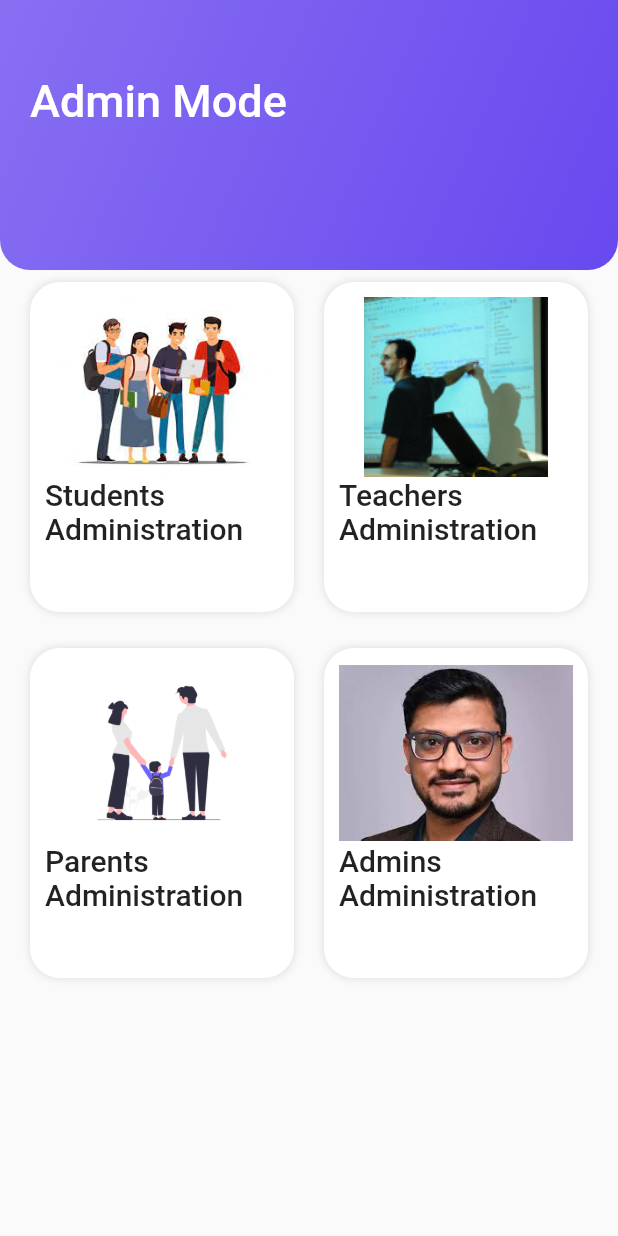
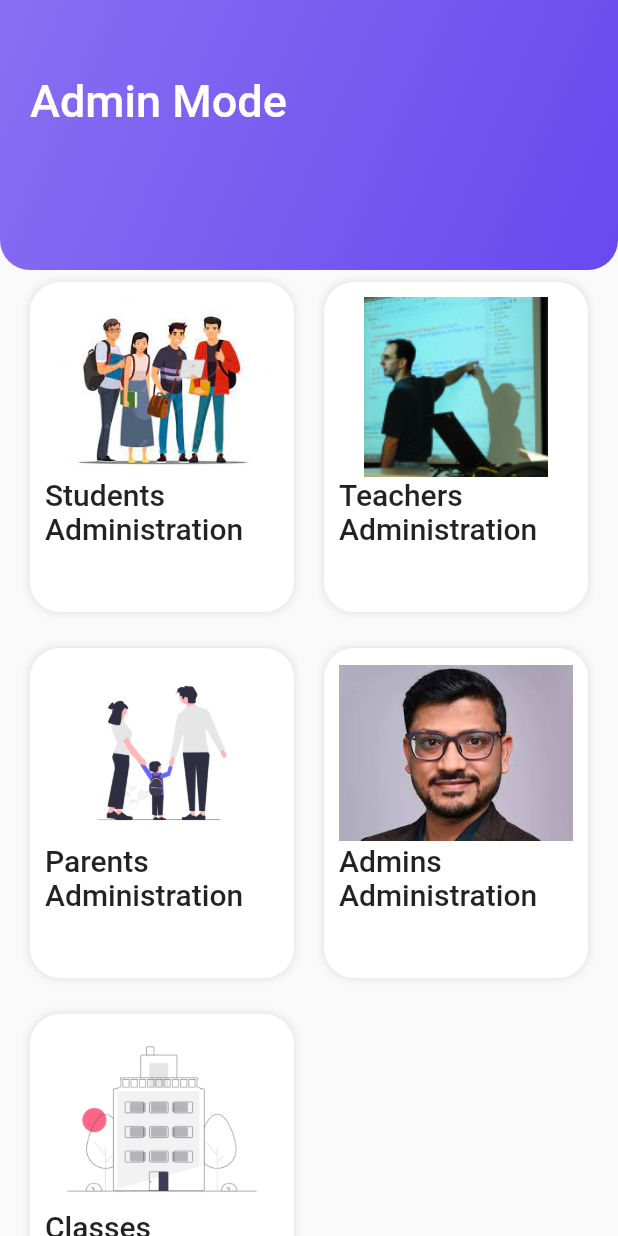
Before and after one commit to Basheer2001/School_Management_System, a Flutter app: the screen it shows after launch, on a phone screen of 412 x 824 dp. Run offline on Flutter 3.47's test engine with Material 2 defaults, Android fonts, the phone set to English and light mode, and no system bars; our stand-ins replace shared_preferences; accounts and stored records are empty.

Commit message:
images and texts

```diff
--- a/lib/ui/featuredScreen.dart
+++ b/lib/ui/featuredScreen.dart
@@ -231,6 +231,45 @@ Widget body(BuildContext context) {
             ),
           ),
         ),
+        GestureDetector(
+          onTap: () {
+            Navigator.push(
+              context,
+              MaterialPageRoute(
+                  builder: (context) => SelectYearForStudentsAdministration()),
+            );
+          },
+          child: Container(
+            padding: EdgeInsets.all(10),
+            decoration: BoxDecoration(
+              color: Colors.white,
+              borderRadius: BorderRadius.circular(20),
+              boxShadow: [
+                BoxShadow(
+                    color: Colors.black.withOpacity(0.1),
+                    blurRadius: 4.0,
+                    spreadRadius: 0.05),
+              ],
+            ),
+            child: Column(
+              crossAxisAlignment: CrossAxisAlignment.start,
+              children: [
+                Align(
+                  alignment: Alignment.center,
+                  child: Image.asset(
+                    'images/undraw_Building_re_xfcm (2).png',
+                    height: 120,
+                    fit: BoxFit.contain,
+                  ),
+                ),
+                Text(
+                  'Classes Administration',
+                  style: Theme.of(context).textTheme.bodyLarge,
+                )
+              ],
+            ),
+          ),
+        ),
       ],
     ),
   );
```
Also changed, not shown: images/classes.png (added), images/undraw_Building_re_xfcm (2).png (added).
